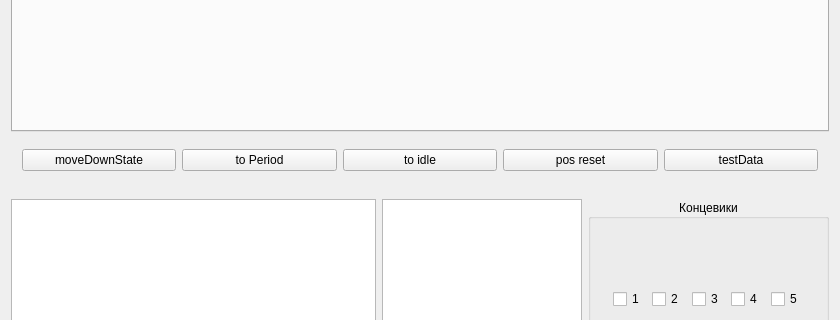
Qt form mainwindow.ui (PoldenDev/polden-ver-motorControl-desktop) before a commit; both pictures show x 0 to 840 and y 262 to 582 of the 840 by 820 pixel window.
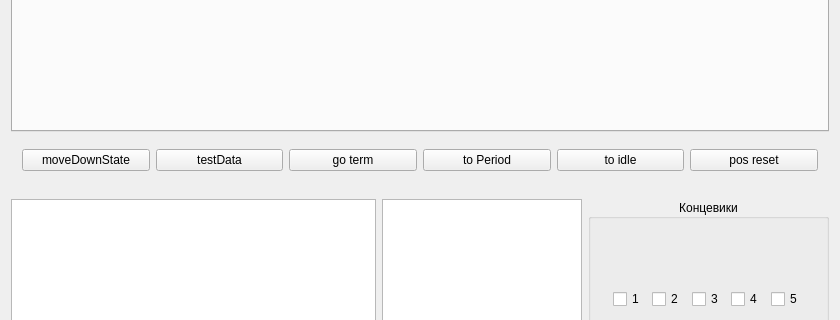
The same form after that commit.

```diff
--- a/mainwindow.ui
+++ b/mainwindow.ui
@@ -161,6 +161,20 @@
          </property>
         </widget>
        </item>
+       <item>
+        <widget class="QPushButton" name="pushTestData">
+         <property name="text">
+          <string>testData</string>
+         </property>
+        </widget>
+       </item>
+       <item>
+        <widget class="QPushButton" name="goToTerm">
+         <property name="text">
+          <string>go term</string>
+         </property>
+        </widget>
+       </item>
        <item>
         <widget class="QPushButton" name="pushButtonGotoPEriodState">
          <property name="text">
@@ -182,13 +196,6 @@
          </property>
         </widget>
        </item>
-       <item>
-        <widget class="QPushButton" name="pushTestData">
-         <property name="text">
-          <string>testData</string>
-         </property>
-        </widget>
-       </item>
       </layout>
      </widget>
     </item>
```
